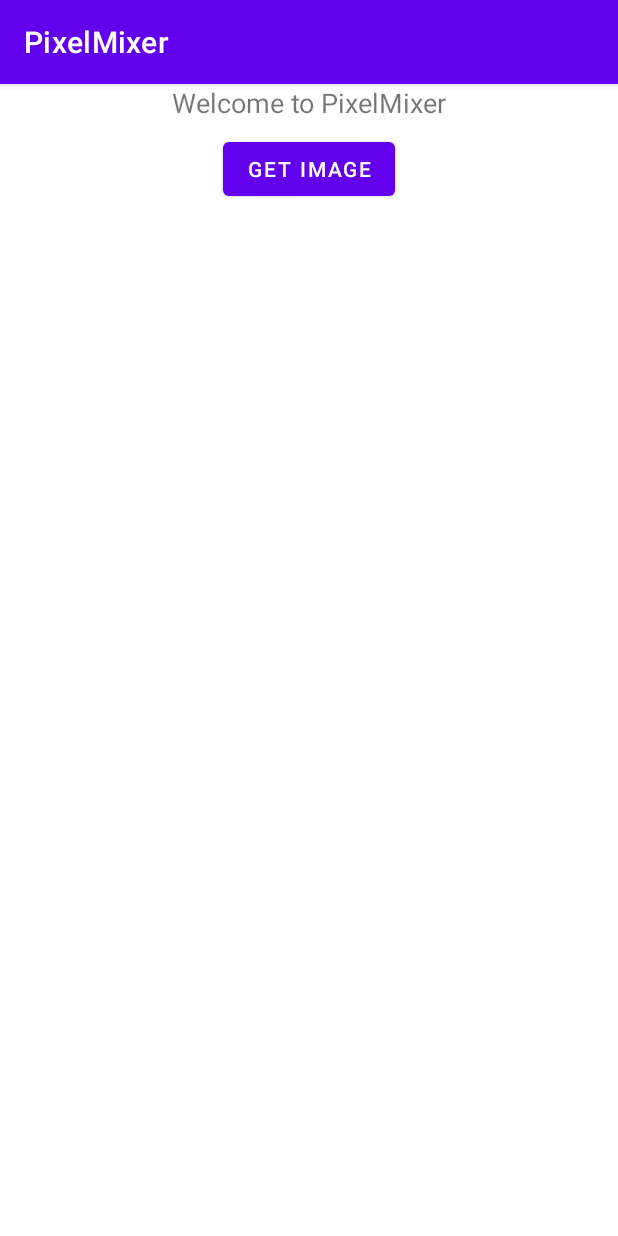
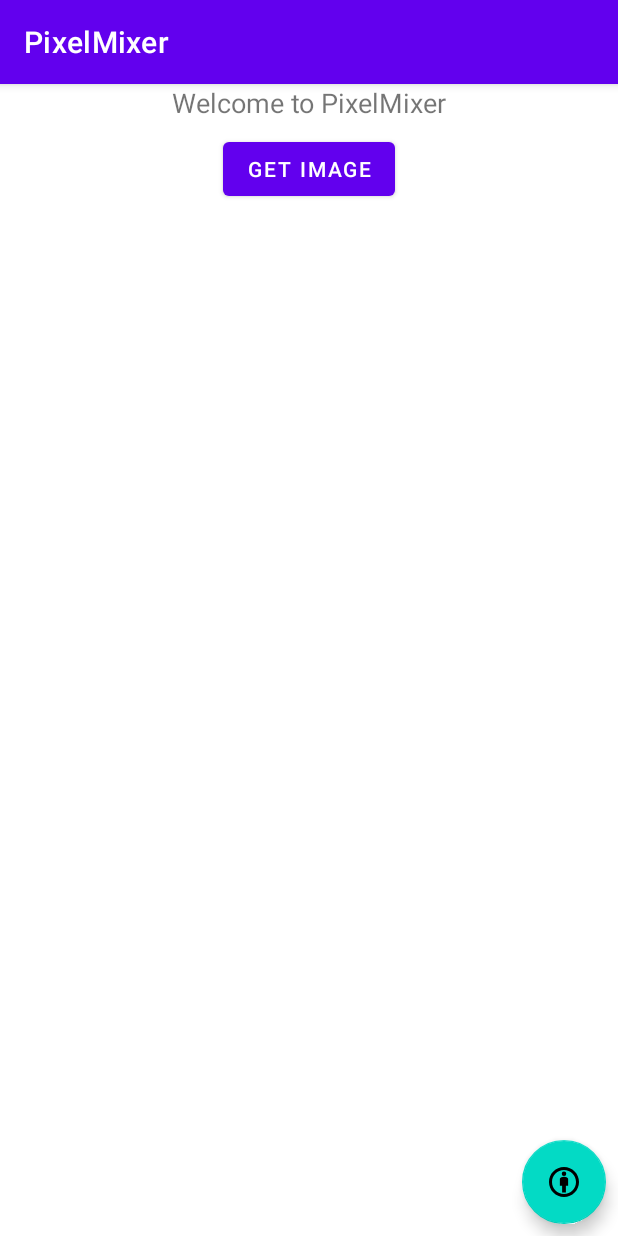
Before and after one commit to mmarkley-gd/PixelMixer, an Android app: the screen it shows after launch (MainActivity), on a phone screen of 412 x 824 dp. Run offline under Robolectric (Android 15) with nearby library versions, the phone set to English and light mode, and no system bars; our stand-ins replace Picasso, data binding; libraries missing offline, so code that uses them is left out: com.unsplash.pickerandroid; 1 statement that could not run was skipped.

Commit message:
Add button for image attribution

```diff
--- /dev/null
+++ b/app/src/main/res/drawable/ic_baseline_attribution_24.xml
@@ -0,0 +1,16 @@
+<vector xmlns:android="http://schemas.android.com/apk/res/android"
+    android:width="24dp"
+    android:height="24dp"
+    android:viewportWidth="24"
+    android:viewportHeight="24"
+    android:tint="?attr/colorControlNormal">
+  <path
+      android:fillColor="@android:color/white"
+      android:pathData="M12,8.5c-0.91,0 -2.75,0.46 -2.75,1.38v4.62h1.5V19h2.5v-4.5h1.5V9.88C14.75,8.97 12.91,8.5 12,8.5z"/>
+  <path
+      android:fillColor="@android:color/white"
+      android:pathData="M12,2C6.47,2 2,6.47 2,12s4.47,10 10,10s10,-4.48 10,-10S17.52,2 12,2zM12,20c-4.42,0 -8,-3.58 -8,-8s3.58,-8 8,-8s8,3.58 8,8S16.42,20 12,20z"/>
+  <path
+      android:fillColor="@android:color/white"
+      android:pathData="M12,6.5m-1.5,0a1.5,1.5 0,1 1,3 0a1.5,1.5 0,1 1,-3 0"/>
+</vector>
--- a/app/src/main/res/layout/image_selection_fragment.xml
+++ b/app/src/main/res/layout/image_selection_fragment.xml
@@ -41,8 +41,21 @@
             android:id="@+id/image_view"
             android:layout_width="match_parent"
             android:layout_height="0dp"
+            android:contentDescription="@string/image_content_description"
             app:layout_constraintBottom_toBottomOf="parent"
             app:layout_constraintLeft_toLeftOf="parent"
             app:layout_constraintTop_toBottomOf="@+id/get_images_button" />
+
+        <com.google.android.material.floatingactionbutton.FloatingActionButton
+            android:id="@+id/fab"
+            android:visibility="@{viewModel.attributeButtonVisibility}"
+            android:layout_width="wrap_content"
+            android:layout_height="wrap_content"
+            android:layout_marginEnd="@dimen/primary_horizontal_margin"
+            android:layout_marginBottom="@dimen/primary_vertical_margin"
+            android:contentDescription="@string/image_content_description"
+            android:src="@drawable/ic_baseline_attribution_24"
+            app:layout_constraintBottom_toBottomOf="parent"
+            app:layout_constraintRight_toRightOf="parent" />
     </androidx.constraintlayout.widget.ConstraintLayout>
 </layout>
--- a/app/src/main/res/values/strings.xml
+++ b/app/src/main/res/values/strings.xml
@@ -12,4 +12,5 @@
 
     <!-- Image load strings -->
     <string name="load_failure">Failed to load image</string>
+    <string name="image_content_description">Image to use for the game</string>
 </resources>
```
Also changed, not shown: app/src/main/java/com/virtualtimetours/pixelmixer/MainActivity.kt (+7 -5 lines), app/src/main/java/com/virtualtimetours/pixelmixer/ui/main/viewmodels/ImageSelectionViewModel.kt (+8 -4 lines).
